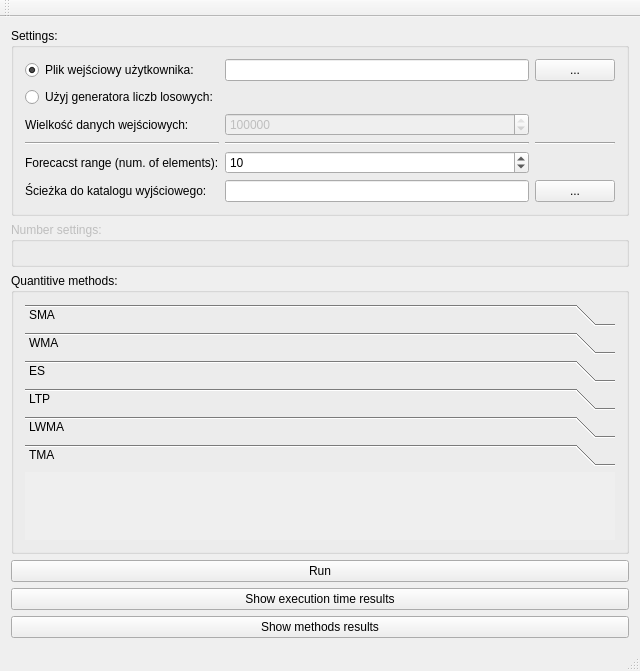
The window that ForecastingUI/mainwindow.ui (Apokal/forecastingui) describes before a commit, drawn with Qt 5.
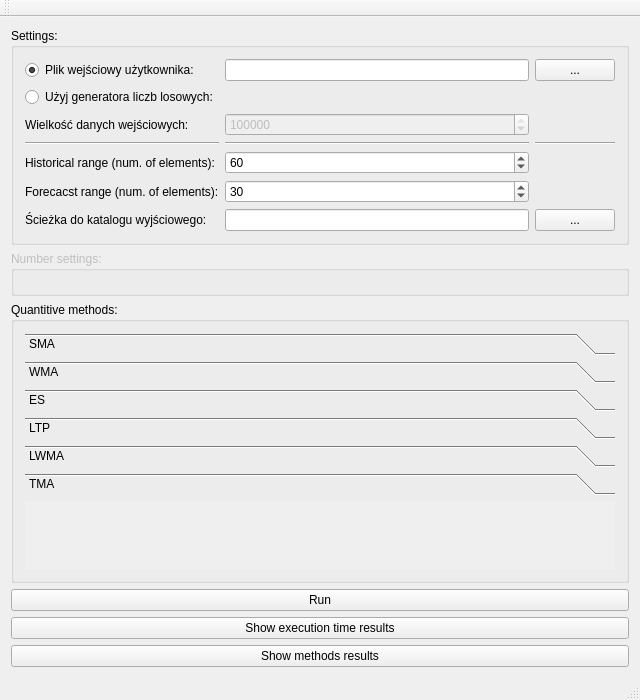
The same window after the commit. Custom widgets are drawn as their Qt base class.

Commit message: Introducing historical data range and fixing forecast range

Patch:
```diff
--- a/ForecastingUI/mainwindow.ui
+++ b/ForecastingUI/mainwindow.ui
@@ -7,7 +7,7 @@
     <x>0</x>
     <y>0</y>
     <width>640</width>
-    <height>644</height>
+    <height>670</height>
    </rect>
   </property>
   <property name="windowTitle">
@@ -28,12 +28,70 @@
       </property>
       <layout class="QGridLayout" name="gridLayout">
        <item row="5" column="0">
+        <widget class="QLabel" name="forecastRange_Label">
+         <property name="text">
+          <string>Forecacst range (num. of elements):</string>
+         </property>
+        </widget>
+       </item>
+       <item row="5" column="1">
+        <widget class="QSpinBox" name="forecastRange_spBox">
+         <property name="minimum">
+          <number>1</number>
+         </property>
+         <property name="maximum">
+          <number>100000</number>
+         </property>
+         <property name="value">
+          <number>30</number>
+         </property>
+        </widget>
+       </item>
+       <item row="6" column="0">
         <widget class="QLabel" name="label_2">
          <property name="text">
           <string>Ścieżka do katalogu wyjściowego:</string>
          </property>
         </widget>
        </item>
+       <item row="3" column="4">
+        <widget class="Line" name="line_3">
+         <property name="orientation">
+          <enum>Qt::Horizontal</enum>
+         </property>
+        </widget>
+       </item>
+       <item row="0" column="4">
+        <widget class="QPushButton" name="customFilePath_Btn">
+         <property name="text">
+          <string>...</string>
+         </property>
+        </widget>
+       </item>
+       <item row="6" column="1">
+        <widget class="QLineEdit" name="outputFilePath_LnEdit">
+         <property name="enabled">
+          <bool>true</bool>
+         </property>
+        </widget>
+       </item>
+       <item row="0" column="0">
+        <widget class="QRadioButton" name="customFile_RadBtn">
+         <property name="text">
+          <string>Plik wejściowy użytkownika:</string>
+         </property>
+         <property name="checked">
+          <bool>true</bool>
+         </property>
+        </widget>
+       </item>
+       <item row="2" column="0">
+        <widget class="QLabel" name="label">
+         <property name="text">
+          <string>Wielkość danych wejściowych:</string>
+         </property>
+        </widget>
+       </item>
        <item row="1" column="0">
         <widget class="QRadioButton" name="randomGenerator_RadBtn">
          <property name="text">
@@ -41,9 +99,6 @@
          </property>
         </widget>
        </item>
-       <item row="0" column="1">
-        <widget class="QLineEdit" name="customFilePath_LnEdit"/>
-       </item>
        <item row="3" column="1">
         <widget class="Line" name="line_2">
          <property name="orientation">
@@ -64,22 +119,18 @@
          </property>
         </widget>
        </item>
-       <item row="0" column="0">
-        <widget class="QRadioButton" name="customFile_RadBtn">
-         <property name="text">
-          <string>Plik wejściowy użytkownika:</string>
-         </property>
-         <property name="checked">
+       <item row="6" column="4">
+        <widget class="QPushButton" name="outputFilePath_Btn">
+         <property name="enabled">
           <bool>true</bool>
          </property>
+         <property name="text">
+          <string>...</string>
+         </property>
         </widget>
        </item>
-       <item row="2" column="0">
-        <widget class="QLabel" name="label">
-         <property name="text">
-          <string>Wielkość danych wejściowych:</string>
-         </property>
-        </widget>
+       <item row="0" column="1">
+        <widget class="QLineEdit" name="customFilePath_LnEdit"/>
        </item>
        <item row="3" column="0">
         <widget class="Line" name="line">
@@ -88,54 +139,17 @@
          </property>
         </widget>
        </item>
-       <item row="3" column="4">
-        <widget class="Line" name="line_3">
-         <property name="orientation">
-          <enum>Qt::Horizontal</enum>
-         </property>
-        </widget>
-       </item>
-       <item row="0" column="4">
-        <widget class="QPushButton" name="customFilePath_Btn">
-         <property name="text">
-          <string>...</string>
-         </property>
-        </widget>
-       </item>
-       <item row="5" column="1">
-        <widget class="QLineEdit" name="outputFilePath_LnEdit">
-         <property name="enabled">
-          <bool>true</bool>
-         </property>
-        </widget>
-       </item>
-       <item row="5" column="4">
-        <widget class="QPushButton" name="outputFilePath_Btn">
-         <property name="enabled">
-          <bool>true</bool>
-         </property>
-         <property name="text">
-          <string>...</string>
-         </property>
-        </widget>
-       </item>
        <item row="4" column="0">
-        <widget class="QLabel" name="label_3">
+        <widget class="QLabel" name="histDataRange_Label">
          <property name="text">
-          <string>Forecacst range (num. of elements):</string>
+          <string>Historical range (num. of elements):</string>
          </property>
         </widget>
        </item>
        <item row="4" column="1">
-        <widget class="QSpinBox" name="forecastRange_spBox">
-         <property name="minimum">
-          <number>1</number>
-         </property>
-         <property name="maximum">
-          <number>100000</number>
-         </property>
+        <widget class="QSpinBox" name="histDataRange_SpBox">
          <property name="value">
-          <number>10</number>
+          <number>60</number>
          </property>
         </widget>
        </item>
```
The commit also changes 10 other files.
